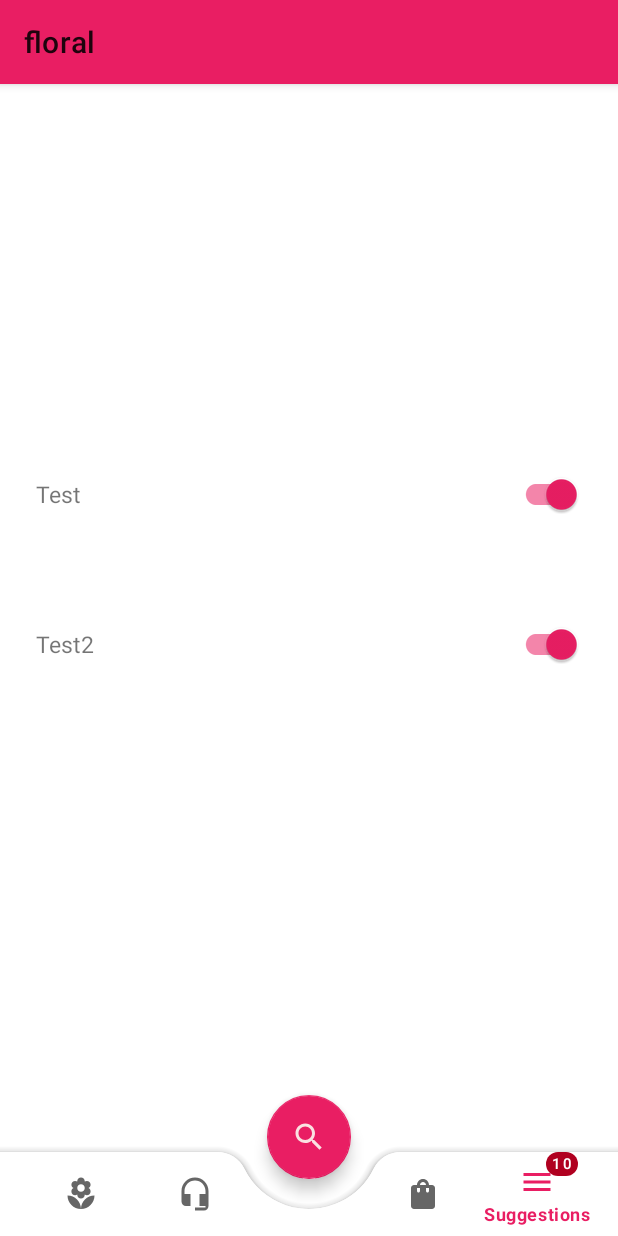
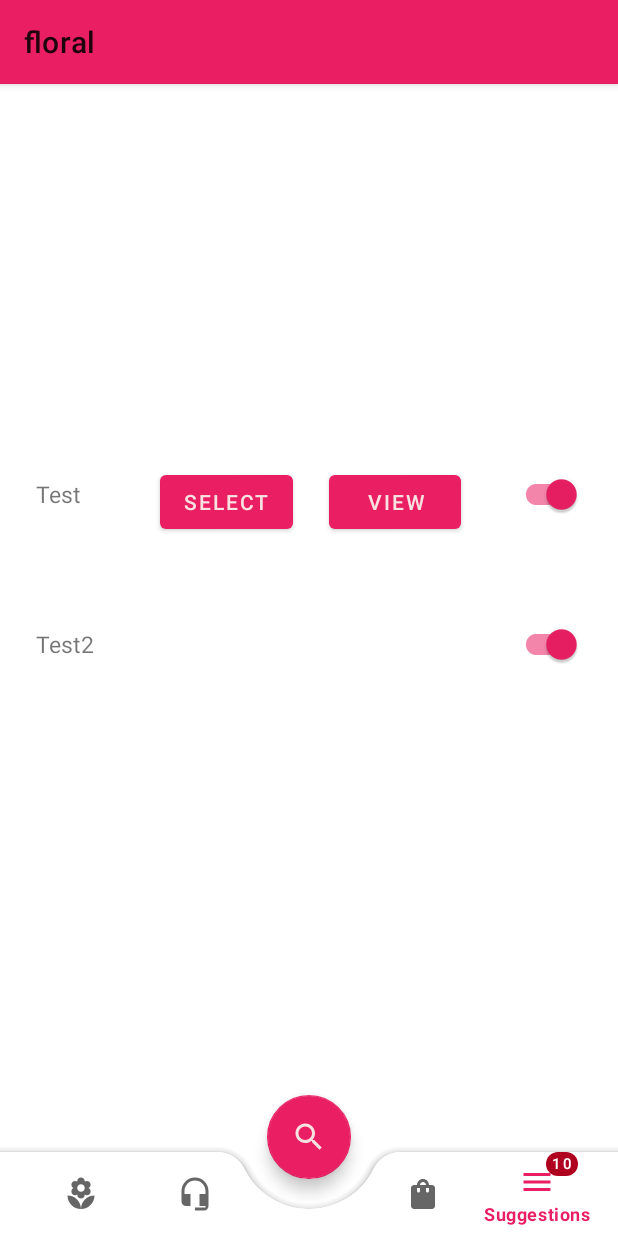
Before and after one commit to Blasanka/research-frontend, an Android app: the screen it shows after launch (MainActivity), item 5 of the bottom bar chosen, on a phone screen of 412 x 824 dp. Run offline under Robolectric (Android 15) with nearby library versions, the phone set to English and light mode, and no system bars.

Commit message:
ButtonChange_Sug

```diff
--- a/app/src/main/res/layout/fragment_suggest.xml
+++ b/app/src/main/res/layout/fragment_suggest.xml
@@ -18,5 +18,32 @@
             app:layout_constraintTop_toTopOf="parent"
             app:layout_constraintVertical_bias="0.499" />
 
+        <Button
+            android:id="@+id/button2"
+            android:layout_width="wrap_content"
+            android:layout_height="wrap_content"
+            android:text="View"
+            app:layout_constraintBottom_toBottomOf="parent"
+            app:layout_constraintEnd_toEndOf="parent"
+            app:layout_constraintStart_toEndOf="@+id/button"
+            app:layout_constraintTop_toTopOf="parent"
+            app:layout_constraintVertical_bias="0.174" />
+
+        <Button
+            android:id="@+id/button"
+            android:layout_width="wrap_content"
+            android:layout_height="wrap_content"
+            android:layout_marginStart="1dp"
+            android:layout_marginLeft="1dp"
+            android:layout_marginEnd="24dp"
+            android:layout_marginRight="24dp"
+            android:text="Select"
+            app:layout_constraintBottom_toBottomOf="parent"
+            app:layout_constraintEnd_toStartOf="@+id/button2"
+            app:layout_constraintHorizontal_chainStyle="packed"
+            app:layout_constraintStart_toStartOf="parent"
+            app:layout_constraintTop_toTopOf="parent"
+            app:layout_constraintVertical_bias="0.174" />
+
 
 </androidx.constraintlayout.widget.ConstraintLayout>
```
